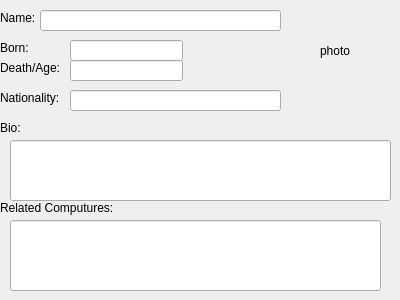
Qt form personinfo.ui (annakrih/T113VLN1-3) before a commit.
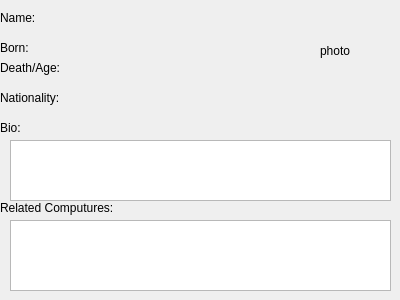
The same form after that commit.

Commit message: breytt lineedit i textbrowser og label

```diff
--- a/personinfo.ui
+++ b/personinfo.ui
@@ -104,64 +104,76 @@
     <string>photo</string>
    </property>
   </widget>
-  <widget class="QLineEdit" name="le_name_pi">
+  <widget class="QTextBrowser" name="textBrowser_bio_pi">
+   <property name="geometry">
+    <rect>
+     <x>10</x>
+     <y>140</y>
+     <width>381</width>
+     <height>61</height>
+    </rect>
+   </property>
+  </widget>
+  <widget class="QTextBrowser" name="textBrowser_relatedComp_pi">
+   <property name="geometry">
+    <rect>
+     <x>10</x>
+     <y>220</y>
+     <width>381</width>
+     <height>71</height>
+    </rect>
+   </property>
+  </widget>
+  <widget class="QLabel" name="lName_pi">
    <property name="geometry">
     <rect>
      <x>40</x>
      <y>10</y>
      <width>241</width>
-     <height>21</height>
+     <height>16</height>
     </rect>
    </property>
+   <property name="text">
+    <string/>
+   </property>
   </widget>
-  <widget class="QLineEdit" name="le_born_pi">
+  <widget class="QLabel" name="lBorn_pi">
    <property name="geometry">
     <rect>
-     <x>70</x>
+     <x>80</x>
      <y>40</y>
-     <width>113</width>
-     <height>21</height>
+     <width>91</width>
+     <height>16</height>
     </rect>
    </property>
+   <property name="text">
+    <string/>
+   </property>
   </widget>
-  <widget class="QLineEdit" name="le_deathage_pi">
+  <widget class="QLabel" name="lDeathAge_pi">
    <property name="geometry">
     <rect>
-     <x>70</x>
+     <x>80</x>
      <y>60</y>
-     <width>113</width>
-     <height>21</height>
+     <width>71</width>
+     <height>16</height>
     </rect>
    </property>
+   <property name="text">
+    <string/>
+   </property>
   </widget>
-  <widget class="QLineEdit" name="le_nation_pi">
+  <widget class="QLabel" name="lNationality_pi">
    <property name="geometry">
     <rect>
-     <x>70</x>
+     <x>80</x>
      <y>90</y>
-     <width>211</width>
-     <height>21</height>
+     <width>171</width>
+     <height>16</height>
     </rect>
    </property>
-  </widget>
-  <widget class="QLineEdit" name="le_bio_pi">
-   <property name="geometry">
-    <rect>
-     <x>10</x>
-     <y>140</y>
-     <width>381</width>
-     <height>61</height>
-    </rect>
-   </property>
-  </widget>
-  <widget class="QLineEdit" name="le_relatedcomp_pi">
-   <property name="geometry">
-    <rect>
-     <x>10</x>
-     <y>220</y>
-     <width>371</width>
-     <height>71</height>
-    </rect>
+   <property name="text">
+    <string/>
    </property>
   </widget>
  </widget>
```
